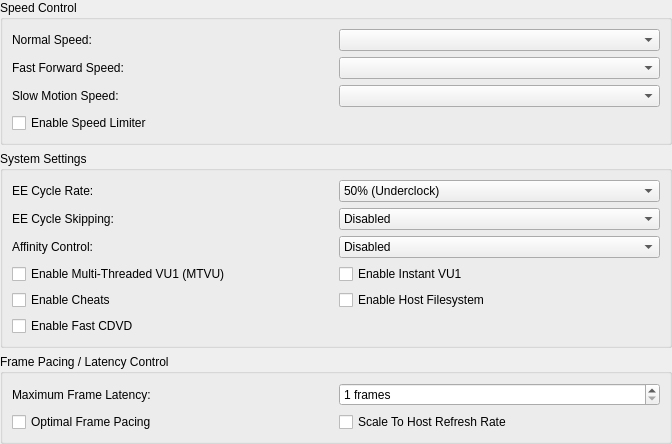
First picture: the form in pcsx2-qt/Settings/EmulationSettingsWidget.ui, repository PCSX2/pcsx2, before the edit.
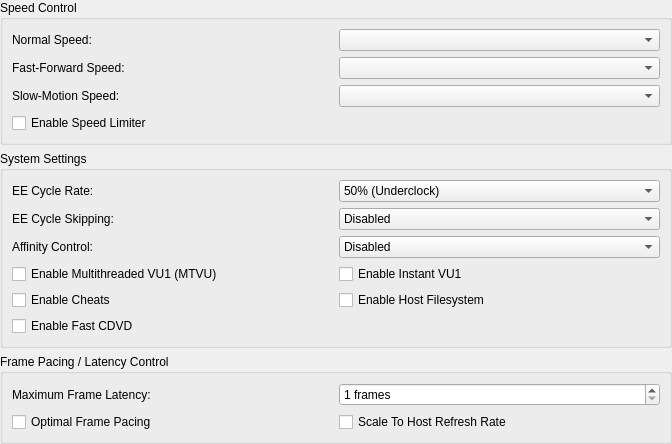
Second picture: the form after the edit.

```diff
--- a/pcsx2-qt/Settings/EmulationSettingsWidget.ui
+++ b/pcsx2-qt/Settings/EmulationSettingsWidget.ui
@@ -51,14 +51,14 @@
       <item row="2" column="0">
        <widget class="QLabel" name="label_6">
         <property name="text">
-         <string>Slow Motion Speed:</string>
+         <string>Slow-Motion Speed:</string>
         </property>
        </widget>
       </item>
       <item row="1" column="0">
        <widget class="QLabel" name="label_5">
         <property name="text">
-         <string>Fast Forward Speed:</string>
+         <string>Fast-Forward Speed:</string>
         </property>
        </widget>
       </item>
@@ -97,7 +97,7 @@
         <item row="0" column="0">
          <widget class="QCheckBox" name="MTVU">
           <property name="text">
-           <string>Enable Multi-Threaded VU1 (MTVU)</string>
+           <string>Enable Multithreaded VU1 (MTVU)</string>
           </property>
          </widget>
         </item>
```
